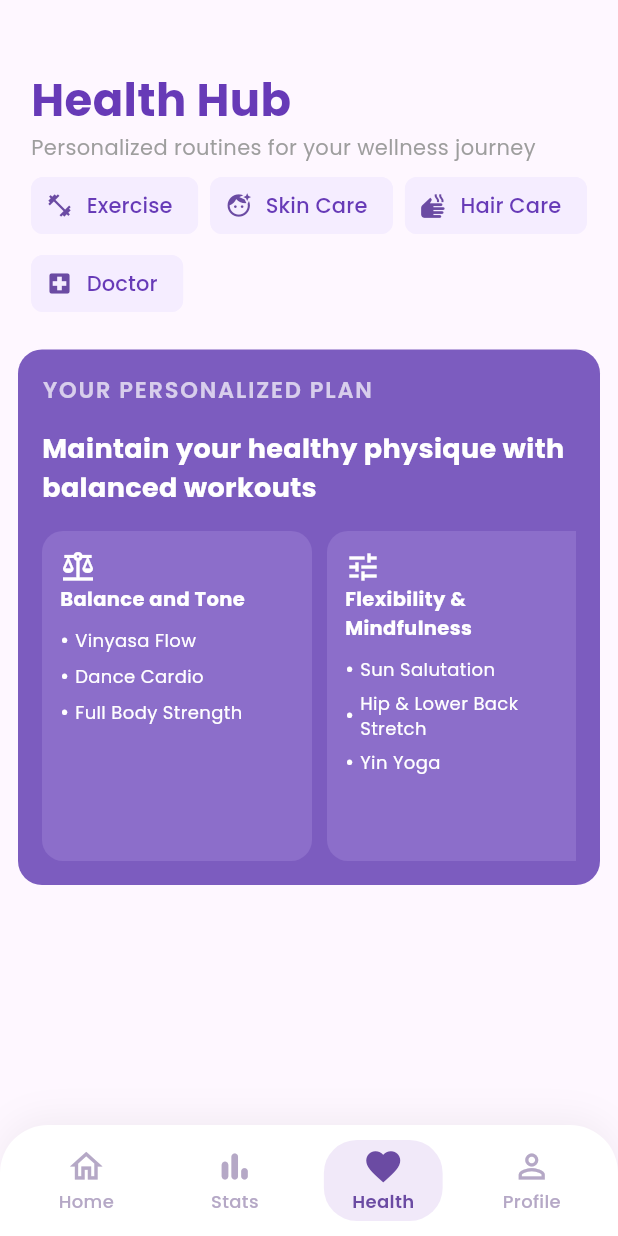
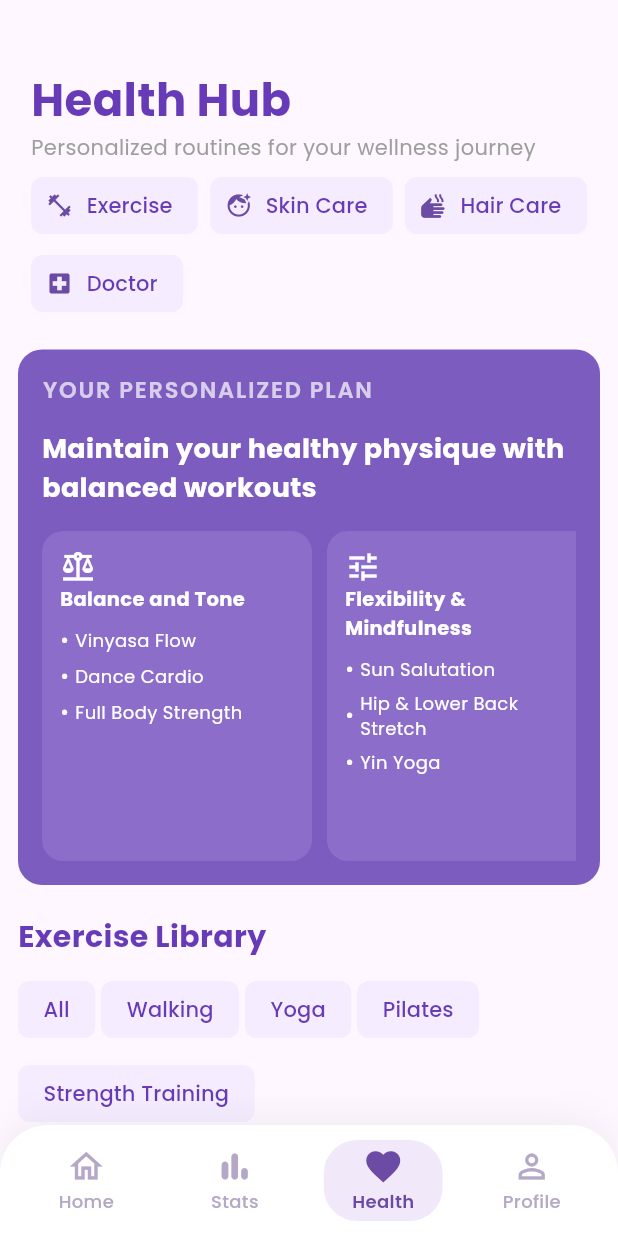
Before and after one commit to aniruddharoyarka/PCOS-App-V2, a Flutter app: the MainScreen screen opened directly, item 3 of the bottom bar chosen, on a phone screen of 412 x 824 dp. Run offline on Flutter 3.47's test engine with Material 3 defaults, Android fonts, the phone set to English and light mode, and no system bars; our stand-ins replace fl_chart, google_fonts.

Commit message:
exercise library tagchip done

```diff
--- a/lib/screens/health_screen.dart
+++ b/lib/screens/health_screen.dart
@@ -1,6 +1,7 @@
 import 'package:flutter/material.dart';
 import 'package:pcos_app_v2/widgets/header_tagchips_healthPage.dart';
 import 'package:pcos_app_v2/widgets/personalizedplan_healthpage.dart';
+import 'package:pcos_app_v2/widgets/exerciseLibrary_healthPage.dart';
 
 class HealthScreen extends StatefulWidget {
   const HealthScreen({super.key});
@@ -19,6 +20,8 @@ class _HealthScreenState extends State<HealthScreen> {
           healthchip(),
           SizedBox(height: 20),
           PersonalizedplanHealthpage(),
+          SizedBox(height: 20,),
+          exerciseLibrary(),
         ],
       ),
 
--- /dev/null
+++ b/lib/widgets/exerciseLibrary_healthPage.dart
@@ -0,0 +1,43 @@
+import 'package:flutter/material.dart';
+import 'package:google_fonts/google_fonts.dart';
+import 'package:pcos_app_v2/widgets/tagChip_exerciseLibrary_healthPage.dart';
+class exerciseLibrary extends StatefulWidget {
+  const exerciseLibrary({super.key});
+
+  @override
+  State<exerciseLibrary> createState() => _exerciseLibraryState();
+}
+
+class _exerciseLibraryState extends State<exerciseLibrary> {
+  @override
+  Widget build(BuildContext context) {
+    return SizedBox(
+        width: double.infinity,
+        child: Column(
+      crossAxisAlignment: CrossAxisAlignment.start,
+      children: [
+        Text("Exercise Library",style:GoogleFonts.poppins(
+          fontSize: 20,
+          fontWeight: FontWeight.bold,
+          color: Colors.deepPurple,
+
+        ) ,),
+        SizedBox(height: 10,),
+        Wrap(
+          spacing: 4,
+          runSpacing: 8,
+          children: [
+
+            TagchipExerciselibraryHealthpage(text: "All",),
+            TagchipExerciselibraryHealthpage(text: "Walking",),
+            TagchipExerciselibraryHealthpage(text: "Yoga",),
+            TagchipExerciselibraryHealthpage(text: "Pilates",),
+            TagchipExerciselibraryHealthpage(text: "Strength Training",),
+          ],
+        )
+      ],
+        ),
+         );
+
+  }
+}
--- /dev/null
+++ b/lib/widgets/tagChip_exerciseLibrary_healthPage.dart
@@ -0,0 +1,36 @@
+import 'package:flutter/material.dart';
+import 'package:google_fonts/google_fonts.dart';
+
+
+class TagchipExerciselibraryHealthpage extends StatelessWidget {
+  final String text;
+
+
+  const TagchipExerciselibraryHealthpage({
+    super.key,
+    required this.text,
+
+  });
+
+  @override
+  Widget build(BuildContext context) {
+    return Chip(
+     label: Text(
+       text,
+       style: GoogleFonts.poppins(
+         color: Colors.deepPurple,
+       ),
+     ),
+        backgroundColor: const Color(0xFFF5EDFF),
+        side: const BorderSide(
+          color: Color(0xFFF5EDFF),
+          width: 1,
+
+
+        )
+     );
+
+
+
+  }
+}
```
